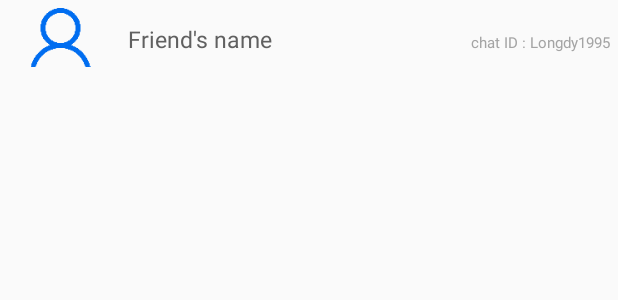
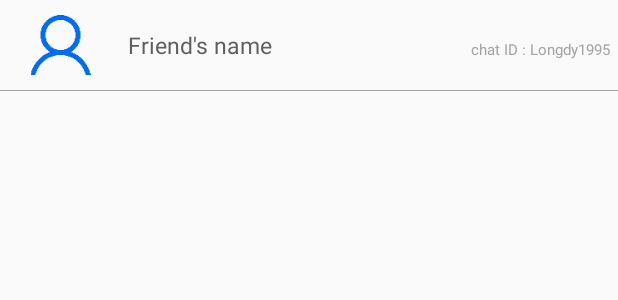
Before and after one commit to Hangtom-Mobile-Group/AskhmerChat, an Android app: the layout secret_chat_item.xml on its own in the app's theme, with its tools: preview values and no code run, on a phone screen of 412 x 824 dp. Shown: the top 300 px of the screen. Run offline under Robolectric (Android 15) with nearby library versions, the phone set to English and light mode, and no system bars.

```diff
--- a/app/src/main/java/com/askhmer/chat/adapter/SecretChatRecyclerAdapter.java
+++ b/app/src/main/java/com/askhmer/chat/adapter/SecretChatRecyclerAdapter.java
@@ -58,6 +58,4 @@ public class SecretChatRecyclerAdapter extends RecyclerView.Adapter<SecretChatRe
         return this.items.size();
     }
 
-
-
 }
--- a/app/src/main/res/layout/secret_chat_item.xml
+++ b/app/src/main/res/layout/secret_chat_item.xml
@@ -1,17 +1,18 @@
 <?xml version="1.0" encoding="utf-8"?>
-<LinearLayout xmlns:android="http://schemas.android.com/apk/res/android"
-android:layout_width="match_parent"
-android:layout_height="match_parent"
-android:orientation="horizontal"
-android:id="@+id/list_row"
-android:clickable="true">
+<LinearLayout
+    xmlns:android="http://schemas.android.com/apk/res/android"
+    android:layout_width="match_parent"
+    android:layout_height="match_parent"
+    android:orientation="vertical"
+    android:id="@+id/list_row"
+    android:clickable="true">
 
 <LinearLayout
     android:orientation="horizontal"
     android:layout_width="match_parent"
     android:padding="5dp"
     android:gravity="center_vertical"
-    android:layout_height="50dp" >
+    android:layout_height="60dp" >
 
     <ImageView
         android:id="@+id/img_friend_profile"
@@ -49,4 +50,9 @@ android:clickable="true">
         android:maxLines="1"/>
 
 </LinearLayout>
+    <View
+        android:layout_width="match_parent"
+        android:layout_height="0.1dp"
+        android:id="@+id/divider"
+        android:background="@color/colorGray"/>
 </LinearLayout>
```
Also changed, not shown: app/src/main/java/com/askhmer/chat/activity/SecretChat.java (+10 -1 lines), app/src/main/res/drawable/fab_label_background.xml (added, +20 -0 lines), app/src/main/res/layout/activity_secret_chat.xml (+7 -5 lines), app/src/main/res/drawable-hdpi/search_btn.png (added), app/src/main/res/drawable-mdpi/search_btn.png (added), app/src/main/res/drawable-xhdpi/search_btn.png (added), app/src/main/res/drawable-xxhdpi/search_btn.png (added), app/src/main/res/drawable-xxxhdpi/search_btn.png (added), app/src/main/res/drawable/arrow_back.png (added).
